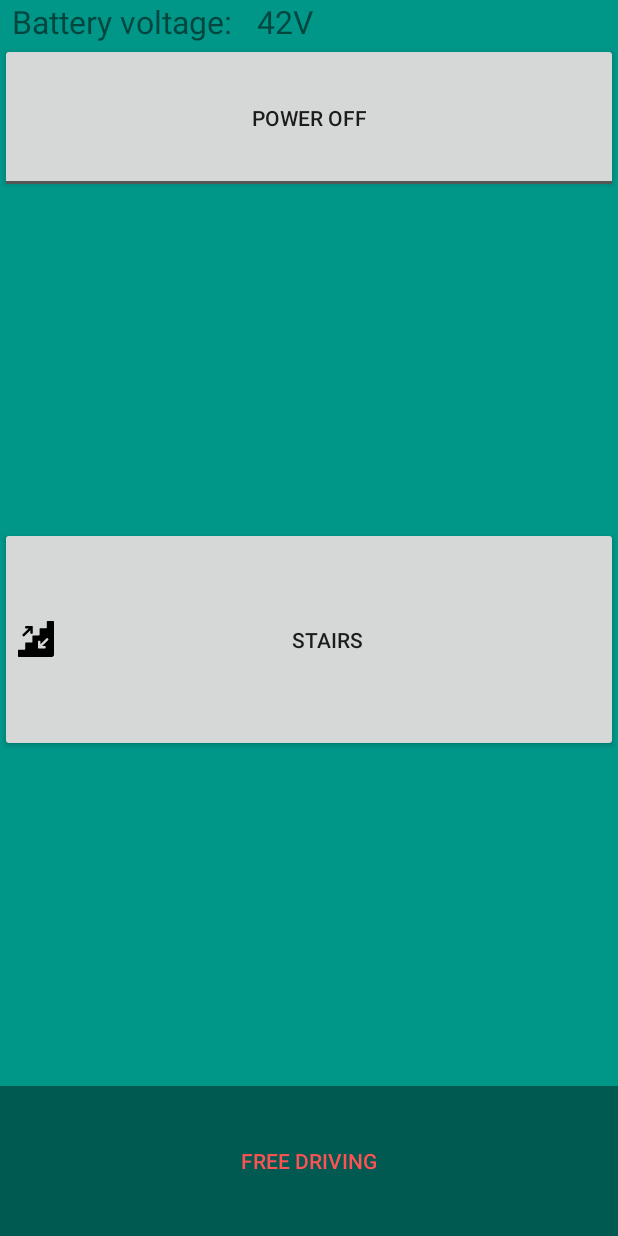
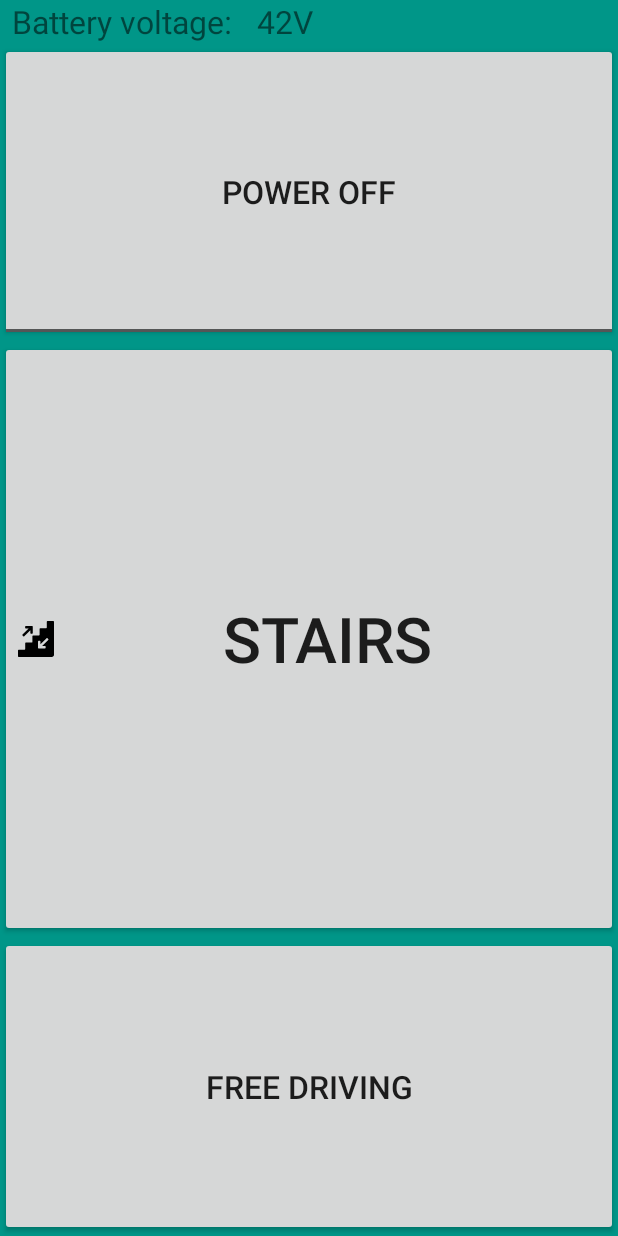
Before and after one commit to AZOM/cybathlon, an Android app: the screen it shows after launch (MainActivity), on a phone screen of 412 x 824 dp. Run offline under Robolectric (Android 15) with nearby library versions, the phone set to English and light mode, and no system bars; libraries missing offline, so code that uses them is left out: com.felhr.usbserial.

Commit message:
Simplify layout for MainFragment

```diff
--- a/ZEDControl/app/src/main/res/layout/fragment_main.xml
+++ b/ZEDControl/app/src/main/res/layout/fragment_main.xml
@@ -1,42 +1,38 @@
 <?xml version="1.0" encoding="utf-8"?>
-<RelativeLayout xmlns:android="http://schemas.android.com/apk/res/android"
+<LinearLayout
+    xmlns:android="http://schemas.android.com/apk/res/android"
     xmlns:tools="http://schemas.android.com/tools"
+    android:id="@+id/layout_controls"
     android:layout_width="match_parent"
-                android:layout_height="wrap_content"
+    android:layout_height="match_parent"
+    android:layout_alignParentTop="true"
+    android:orientation="vertical"
     tools:context="ch.hsr.zedcontrol.MainActivity">
 
     <ToggleButton
         android:id="@+id/togglebutton_power"
         android:layout_width="match_parent"
-        android:layout_height="100dp"
+        android:layout_height="0dp"
+        android:layout_weight="1"
         android:textOff="@string/button_power_off"
-        android:textOn="@string/button_power_on"/>
+        android:textOn="@string/button_power_on"
+        android:textSize="21sp"/>
 
     <Button
         android:id="@+id/button_driving_stairs"
         android:layout_width="match_parent"
-        android:layout_height="150dp"
-        android:layout_below="@id/togglebutton_power"
-        android:layout_centerVertical="true"
+        android:layout_height="0dp"
+        android:layout_weight="2"
         android:drawableStart="@drawable/stairs"
-        android:text="@string/button_driving_stairs"/>
-
-    <LinearLayout
-        android:id="@+id/layout_controls_bottom"
-        style="?metaButtonBarStyle"
-        android:layout_width="match_parent"
-        android:layout_height="wrap_content"
-        android:layout_alignParentBottom="true"
-        android:background="@color/black_overlay"
-        android:orientation="vertical">
+        android:text="@string/button_driving_stairs"
+        android:textSize="42sp"/>
 
     <Button
         android:id="@+id/button_driving_free"
-            style="?metaButtonBarButtonStyle"
         android:layout_width="match_parent"
-            android:layout_height="100dp"
-            android:text="@string/button_free_driving"/>
+        android:layout_height="0dp"
+        android:layout_weight="1"
+        android:text="@string/button_free_driving"
+        android:textSize="21sp"/>
 
 </LinearLayout>
-
-</RelativeLayout>
```
Lines whose indentation alone changed are shown as unchanged.
